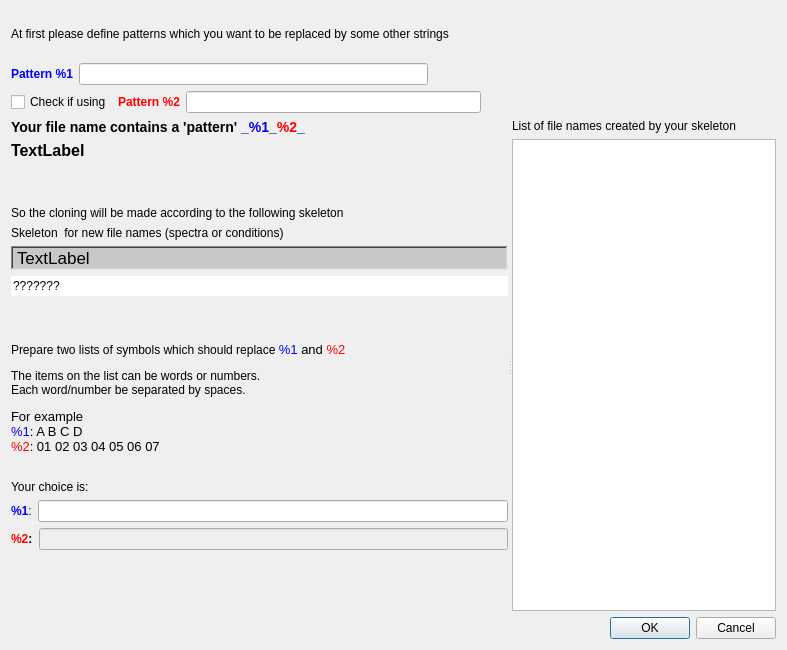
jgrebosz/test-greware, file t4pattern_defining_dlg.ui: the form before one commit.
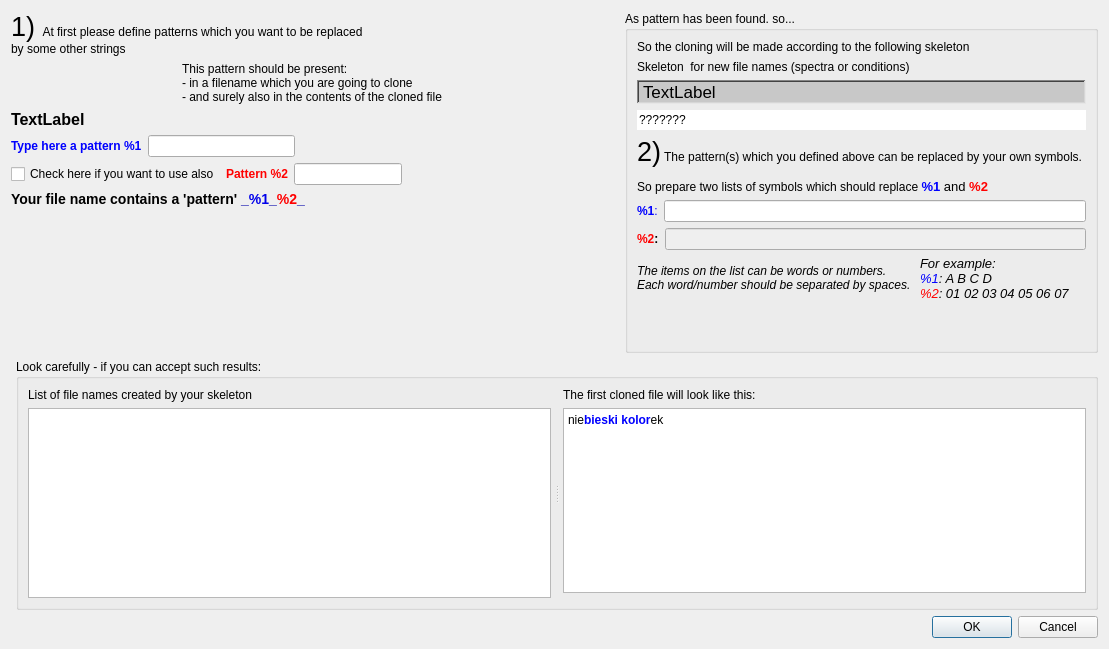
The form after the commit.

The edit to the form file:
```diff
--- a/t4pattern_defining_dlg.ui
+++ b/t4pattern_defining_dlg.ui
@@ -6,18 +6,60 @@
    <rect>
     <x>0</x>
     <y>0</y>
-    <width>787</width>
-    <height>650</height>
+    <width>1109</width>
+    <height>649</height>
    </rect>
   </property>
   <property name="windowTitle">
    <string>Dialog</string>
   </property>
-  <layout class="QVBoxLayout" name="verticalLayout_2">
+  <layout class="QVBoxLayout" name="verticalLayout_6">
+   <item>
+    <layout class="QHBoxLayout" name="horizontalLayout_7">
+     <item>
+      <layout class="QVBoxLayout" name="verticalLayout_4">
    <item>
     <widget class="QLabel" name="label_4">
      <property name="text">
-      <string>At first please define patterns which you want to be replaced by some other strings</string>
+          <string>&lt;html&gt;&lt;head/&gt;&lt;body&gt;&lt;p&gt;&lt;span style=&quot; font-size:20pt;&quot;&gt;1) &lt;/span&gt;At first please define patterns which you want to be replaced &lt;br/&gt;by some other strings&lt;/p&gt;&lt;/body&gt;&lt;/html&gt;</string>
+         </property>
+        </widget>
+       </item>
+       <item>
+        <layout class="QHBoxLayout" name="horizontalLayout_6">
+         <item>
+          <spacer name="horizontalSpacer_3">
+           <property name="orientation">
+            <enum>Qt::Horizontal</enum>
+           </property>
+           <property name="sizeHint" stdset="0">
+            <size>
+             <width>40</width>
+             <height>20</height>
+            </size>
+           </property>
+          </spacer>
+         </item>
+         <item>
+          <widget class="QLabel" name="label_5">
+           <property name="text">
+            <string>&lt;html&gt;&lt;head/&gt;&lt;body&gt;&lt;p&gt;This pattern should be present:&lt;br/&gt;- in a filename which you are going to clone &lt;br/&gt;- and surely also in the contents of the cloned file&lt;/p&gt;&lt;/body&gt;&lt;/html&gt;</string>
+           </property>
+          </widget>
+         </item>
+        </layout>
+       </item>
+       <item>
+        <widget class="QLabel" name="label_spectrum_name">
+         <property name="font">
+          <font>
+           <pointsize>12</pointsize>
+           <weight>75</weight>
+           <bold>true</bold>
+          </font>
+         </property>
+         <property name="text">
+          <string>TextLabel</string>
      </property>
     </widget>
    </item>
@@ -26,7 +68,7 @@
      <item>
       <widget class="QLabel" name="label_2">
        <property name="text">
-        <string>&lt;html&gt;&lt;head/&gt;&lt;body&gt;&lt;p&gt;&lt;span style=&quot; font-weight:600; color:#0000ff;&quot;&gt;Pattern %1&lt;/span&gt;&lt;/p&gt;&lt;/body&gt;&lt;/html&gt;</string>
+            <string>&lt;html&gt;&lt;head/&gt;&lt;body&gt;&lt;p&gt;&lt;span style=&quot; font-weight:600; color:#0000ff;&quot;&gt;Type here a pattern %1&lt;/span&gt;&lt;/p&gt;&lt;/body&gt;&lt;/html&gt;</string>
        </property>
        <property name="textFormat">
         <enum>Qt::RichText</enum>
@@ -56,7 +98,7 @@
      <item>
       <widget class="QCheckBox" name="checkBox_pattern2">
        <property name="text">
-        <string>Check if using</string>
+            <string>Check here if you want to use also</string>
        </property>
       </widget>
      </item>
@@ -89,15 +131,6 @@
     </layout>
    </item>
    <item>
-    <widget class="QSplitter" name="splitter">
-     <property name="orientation">
-      <enum>Qt::Horizontal</enum>
-     </property>
-     <widget class="QWidget" name="layoutWidget">
-      <layout class="QVBoxLayout" name="verticalLayout_8">
-       <item>
-        <layout class="QHBoxLayout" name="horizontalLayout" stretch="20">
-         <item>
           <widget class="QLabel" name="textLabel1_2">
            <property name="text">
             <string>&lt;html&gt;&lt;head/&gt;&lt;body&gt;&lt;p&gt;&lt;span style=&quot; font-size:large; font-weight:600; color:#000000;&quot;&gt;Your file name contains a 'pattern'&lt;/span&gt;&lt;span style=&quot; font-size:large; font-weight:600; color:#0000aa;&quot;&gt; _&lt;/span&gt;&lt;span style=&quot; font-size:large; font-weight:600; color:#0000ea;&quot;&gt;%1&lt;/span&gt;&lt;span style=&quot; font-size:large; font-weight:600; color:#0000aa;&quot;&gt;_&lt;/span&gt;&lt;span style=&quot; font-size:large; font-weight:600; color:#ff0000;&quot;&gt;%2&lt;/span&gt;&lt;span style=&quot; font-size:large; font-weight:600; color:#0000aa;&quot;&gt;_&lt;/span&gt;&lt;/p&gt;&lt;/body&gt;&lt;/html&gt;</string>
@@ -110,24 +143,23 @@
            </property>
           </widget>
          </item>
+       <item>
+        <spacer name="verticalSpacer_3">
+         <property name="orientation">
+          <enum>Qt::Vertical</enum>
+         </property>
+         <property name="sizeHint" stdset="0">
+          <size>
+           <width>20</width>
+           <height>40</height>
+          </size>
+         </property>
+        </spacer>
+       </item>
         </layout>
        </item>
        <item>
-        <widget class="QLabel" name="label_spectrum_name">
-         <property name="font">
-          <font>
-           <pointsize>12</pointsize>
-           <weight>75</weight>
-           <bold>true</bold>
-          </font>
-         </property>
-         <property name="text">
-          <string>TextLabel</string>
-         </property>
-        </widget>
-       </item>
-       <item>
-        <spacer name="verticalSpacer">
+      <spacer name="verticalSpacer_2">
          <property name="orientation">
           <enum>Qt::Vertical</enum>
          </property>
@@ -138,6 +170,28 @@
           </size>
          </property>
         </spacer>
+     </item>
+     <item>
+      <spacer name="horizontalSpacer_5">
+       <property name="orientation">
+        <enum>Qt::Horizontal</enum>
+       </property>
+       <property name="sizeHint" stdset="0">
+        <size>
+         <width>40</width>
+         <height>20</height>
+        </size>
+       </property>
+      </spacer>
+     </item>
+     <item>
+      <widget class="QGroupBox" name="groupBox_pattern_found">
+       <property name="title">
+        <string>As pattern has been found. so...</string>
+       </property>
+       <layout class="QVBoxLayout" name="verticalLayout_3">
+        <item>
+         <layout class="QHBoxLayout" name="horizontalLayout" stretch=""/>
        </item>
        <item>
         <widget class="QLabel" name="label">
@@ -197,25 +251,12 @@
          </property>
         </widget>
        </item>
-       <item>
-        <spacer name="verticalSpacer_2">
-         <property name="orientation">
-          <enum>Qt::Vertical</enum>
-         </property>
-         <property name="sizeHint" stdset="0">
-          <size>
-           <width>20</width>
-           <height>40</height>
-          </size>
-         </property>
-        </spacer>
-       </item>
        <item>
         <layout class="QHBoxLayout" name="horizontalLayout_2" stretch="20">
          <item>
           <widget class="QLabel" name="textLabel3">
            <property name="text">
-            <string>&lt;html&gt;&lt;head/&gt;&lt;body&gt;&lt;p&gt;Prepare two lists of symbols which should replace &lt;span style=&quot; font-size:10pt; color:#0000ff;&quot;&gt;%1&lt;/span&gt;&lt;span style=&quot; font-size:10pt;&quot;&gt; and &lt;/span&gt;&lt;span style=&quot; font-size:10pt; color:#ff0000;&quot;&gt;%2&lt;/span&gt;&lt;/p&gt;&lt;p&gt;The items on the list can be words or numbers. &lt;br/&gt;Each word/number be separated by spaces. &lt;/p&gt;&lt;p&gt;&lt;span style=&quot; font-size:10pt;&quot;&gt;For example &lt;br/&gt;&lt;/span&gt;&lt;span style=&quot; font-size:10pt; color:#0000ff;&quot;&gt;%1&lt;/span&gt;&lt;span style=&quot; font-size:10pt;&quot;&gt;: A B C D&lt;br/&gt;&lt;/span&gt;&lt;span style=&quot; font-size:10pt; color:#ff0000;&quot;&gt;%2&lt;/span&gt;&lt;span style=&quot; font-size:10pt;&quot;&gt;: 01 02 03 04 05 06 07&lt;/span&gt;&lt;br/&gt;&lt;/p&gt;&lt;p&gt;Your choice is:&lt;/p&gt;&lt;/body&gt;&lt;/html&gt;</string>
+             <string>&lt;html&gt;&lt;head/&gt;&lt;body&gt;&lt;p&gt;&lt;span style=&quot; font-size:20pt;&quot;&gt;2)&lt;/span&gt; The pattern(s) which you defined above can be replaced by your own symbols. &lt;/p&gt;&lt;p&gt;So prepare two lists of symbols which should replace &lt;span style=&quot; font-size:10pt; font-weight:600; color:#0000ff;&quot;&gt;%1&lt;/span&gt;&lt;span style=&quot; font-size:10pt;&quot;&gt; and &lt;/span&gt;&lt;span style=&quot; font-size:10pt; font-weight:600; color:#ff0000;&quot;&gt;%2&lt;/span&gt;&lt;/p&gt;&lt;/body&gt;&lt;/html&gt;</string>
            </property>
            <property name="wordWrap">
             <bool>false</bool>
@@ -270,7 +311,31 @@
         </layout>
        </item>
        <item>
-        <spacer name="verticalSpacer_3">
+         <layout class="QHBoxLayout" name="horizontalLayout_5">
+          <item>
+           <widget class="QLabel" name="textLabel3_3">
+            <property name="text">
+             <string>&lt;html&gt;&lt;head/&gt;&lt;body&gt;&lt;p&gt;&lt;span style=&quot; font-style:italic;&quot;&gt;The items on the list can be words or numbers. &lt;br/&gt;Each word/number should be separated by spaces. &lt;/span&gt;&lt;/p&gt;&lt;/body&gt;&lt;/html&gt;</string>
+            </property>
+            <property name="wordWrap">
+             <bool>false</bool>
+            </property>
+           </widget>
+          </item>
+          <item>
+           <widget class="QLabel" name="textLabel3_2">
+            <property name="text">
+             <string>&lt;html&gt;&lt;head/&gt;&lt;body&gt;&lt;p&gt;&lt;span style=&quot; font-size:10pt; font-style:italic;&quot;&gt;For example: &lt;br/&gt;&lt;/span&gt;&lt;span style=&quot; font-size:10pt; font-style:italic; color:#0000ff;&quot;&gt;%1&lt;/span&gt;&lt;span style=&quot; font-size:10pt; font-style:italic;&quot;&gt;: A B C D&lt;br/&gt;&lt;/span&gt;&lt;span style=&quot; font-size:10pt; font-style:italic; color:#ff0000;&quot;&gt;%2&lt;/span&gt;&lt;span style=&quot; font-size:10pt; font-style:italic;&quot;&gt;: 01 02 03 04 05 06 07&lt;/span&gt;&lt;/p&gt;&lt;/body&gt;&lt;/html&gt;</string>
+            </property>
+            <property name="wordWrap">
+             <bool>false</bool>
+            </property>
+           </widget>
+          </item>
+         </layout>
+        </item>
+        <item>
+         <spacer name="verticalSpacer_4">
          <property name="orientation">
           <enum>Qt::Vertical</enum>
          </property>
@@ -282,29 +347,42 @@
          </property>
         </spacer>
        </item>
+       </layout>
+      </widget>
+     </item>
+    </layout>
+   </item>
        <item>
-        <layout class="QHBoxLayout" name="_5"/>
+    <layout class="QHBoxLayout" name="horizontalLayout_8">
+     <item>
+      <spacer name="verticalSpacer">
+       <property name="orientation">
+        <enum>Qt::Vertical</enum>
+       </property>
+       <property name="sizeHint" stdset="0">
+        <size>
+         <width>5</width>
+         <height>40</height>
+        </size>
+       </property>
+      </spacer>
        </item>
        <item>
-        <spacer name="spacer5">
+      <widget class="QGroupBox" name="groupBox_results">
+       <property name="title">
+        <string>Look carefully - if you can accept such results:</string>
+       </property>
+       <layout class="QVBoxLayout" name="verticalLayout_5">
+        <item>
+         <widget class="QSplitter" name="splitter">
          <property name="orientation">
           <enum>Qt::Horizontal</enum>
          </property>
-         <property name="sizeType">
-          <enum>QSizePolicy::Expanding</enum>
-         </property>
-         <property name="sizeHint" stdset="0">
-          <size>
-           <width>481</width>
-           <height>21</height>
-          </size>
-         </property>
-        </spacer>
-       </item>
-      </layout>
-     </widget>
-     <widget class="QWidget" name="layoutWidget_skel">
-      <layout class="QVBoxLayout" name="verticalLayout_7">
+          <property name="handleWidth">
+           <number>12</number>
+          </property>
+          <widget class="QWidget" name="">
+           <layout class="QVBoxLayout" name="verticalLayout">
        <item>
         <widget class="QLabel" name="textLabel4">
          <property name="text">
@@ -316,8 +394,6 @@
         </widget>
        </item>
        <item>
-        <layout class="QVBoxLayout" name="verticalLayout">
-         <item>
           <widget class="QTextEdit" name="textEdit_spectra_names">
            <property name="readOnly">
             <bool>true</bool>
@@ -325,10 +401,54 @@
           </widget>
          </item>
         </layout>
-       </item>
+          </widget>
+          <widget class="QWidget" name="">
+           <layout class="QVBoxLayout" name="verticalLayout_2">
+            <item>
+             <widget class="QLabel" name="label_6">
+              <property name="text">
+               <string>The first cloned file will look like this:</string>
+              </property>
+             </widget>
+            </item>
+            <item>
+             <widget class="QTextEdit" name="textEdit_contents_of_cloned_file">
+              <property name="horizontalScrollBarPolicy">
+               <enum>Qt::ScrollBarAsNeeded</enum>
+              </property>
+              <property name="readOnly">
+               <bool>true</bool>
+              </property>
+              <property name="html">
+               <string>&lt;!DOCTYPE HTML PUBLIC &quot;-//W3C//DTD HTML 4.0//EN&quot; &quot;http://www.w3.org/TR/REC-html40/strict.dtd&quot;&gt;
+&lt;html&gt;&lt;head&gt;&lt;meta name=&quot;qrichtext&quot; content=&quot;1&quot; /&gt;&lt;style type=&quot;text/css&quot;&gt;
+p, li { white-space: pre-wrap; }
+&lt;/style&gt;&lt;/head&gt;&lt;body style=&quot; font-family:'Sans Serif'; font-size:9pt; font-weight:400; font-style:normal;&quot;&gt;
+&lt;p style=&quot; margin-top:0px; margin-bottom:0px; margin-left:0px; margin-right:0px; -qt-block-indent:0; text-indent:0px;&quot;&gt;nie&lt;span style=&quot; font-weight:600; color:#0000ff;&quot;&gt;bieski kolor&lt;/span&gt;ek&lt;/p&gt;&lt;/body&gt;&lt;/html&gt;</string>
+              </property>
+             </widget>
+            </item>
+            <item>
+             <spacer name="horizontalSpacer_4">
+              <property name="orientation">
+               <enum>Qt::Horizontal</enum>
+              </property>
+              <property name="sizeHint" stdset="0">
+               <size>
+                <width>40</width>
+                <height>5</height>
+               </size>
+              </property>
+             </spacer>
+            </item>
       </layout>
      </widget>
     </widget>
+        </item>
+       </layout>
+      </widget>
+     </item>
+    </layout>
    </item>
    <item>
     <widget class="QDialogButtonBox" name="buttonBox">
```
Left out of the diff: 14 changed lines with no effect on the pictures. Lines whose indentation alone changed are shown as unchanged.
